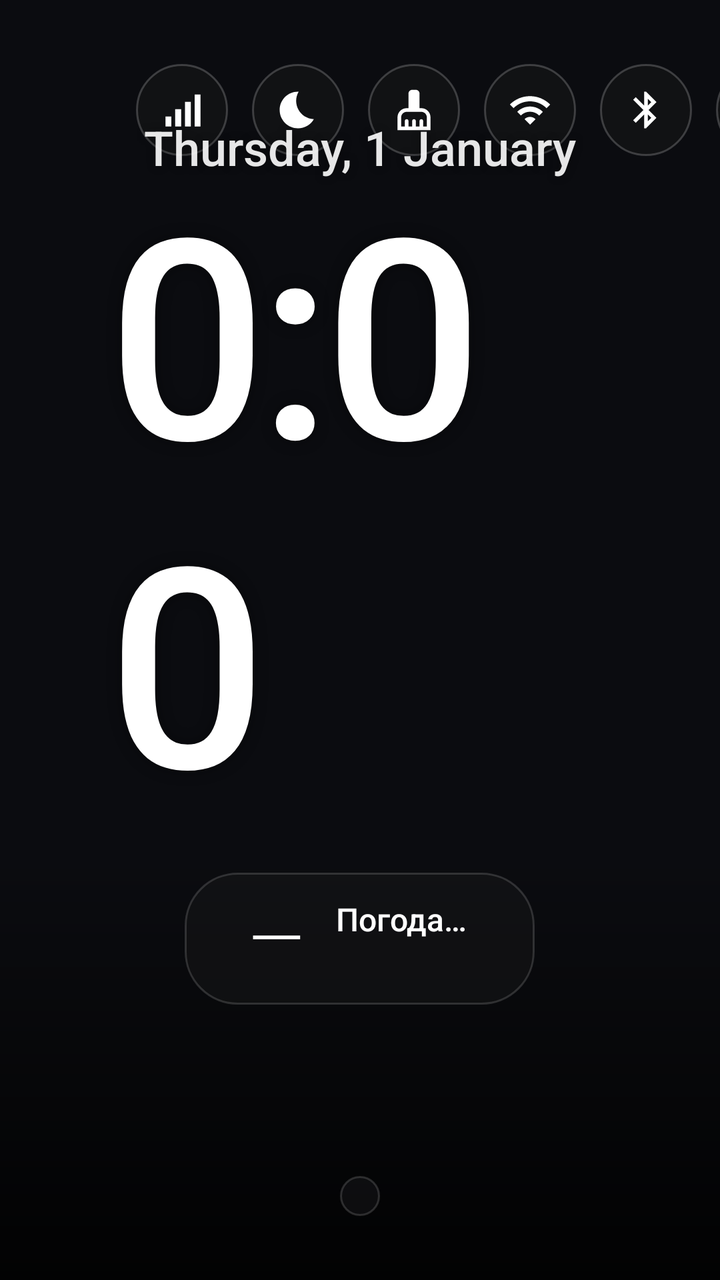
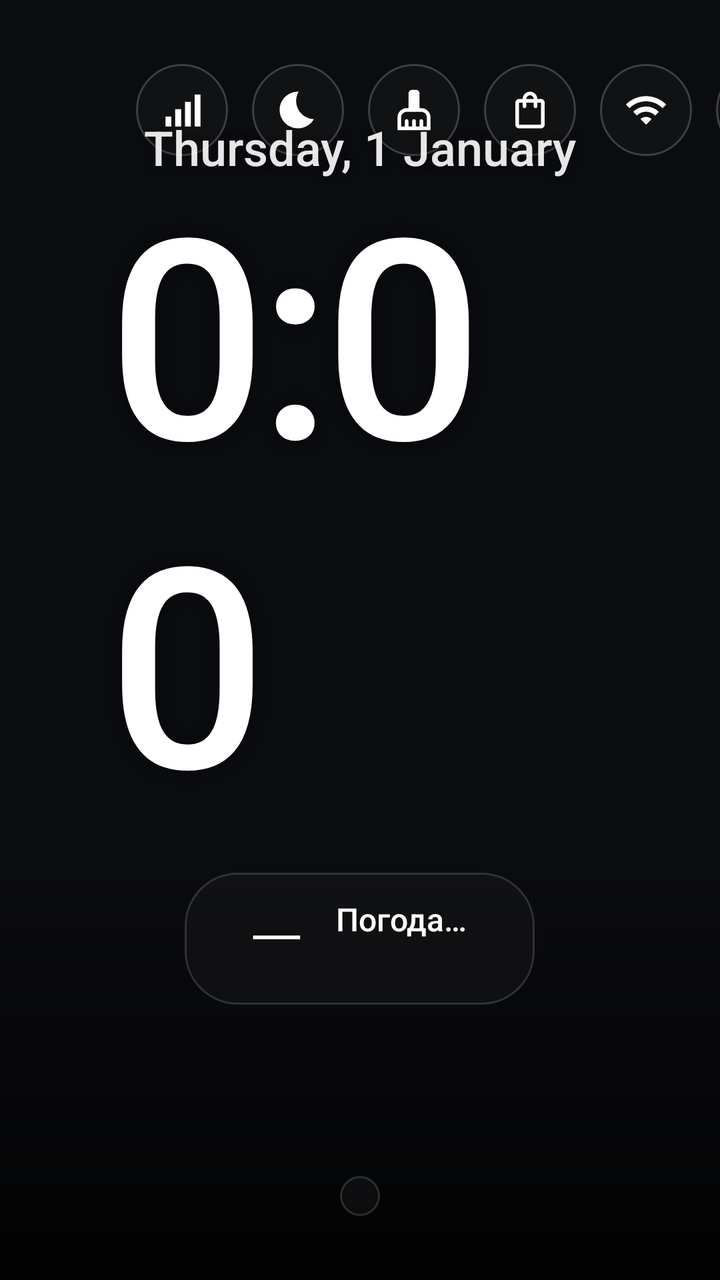

Compare the two renders of this Android layout. The source of the first and the diff that turns it into the second are given below.
<!-- AndroidManifest.xml: application theme AppTheme -->
<!-- res/layout/activity_main.xml -->
<?xml version="1.0" encoding="utf-8"?>
<FrameLayout xmlns:android="http://schemas.android.com/apk/res/android"
    android:layout_width="match_parent"
    android:layout_height="match_parent"
    android:background="@color/bg">

    
    <ImageView
        android:id="@+id/wallpaper"
        android:layout_width="match_parent"
        android:layout_height="match_parent"
        android:alpha="0"
        android:importantForAccessibility="no"
        android:scaleType="centerCrop" />

    
    <View
        android:layout_width="match_parent"
        android:layout_height="220dp"
        android:layout_gravity="bottom"
        android:background="@drawable/scrim_bottom" />

    <FrameLayout
        android:id="@+id/content"
        android:layout_width="match_parent"
        android:layout_height="match_parent"
        android:clipChildren="false"
        android:clipToPadding="false"
        android:paddingStart="56dp"
        android:paddingEnd="56dp"
        android:paddingTop="32dp"
        android:paddingBottom="32dp">

        
        <LinearLayout
            android:layout_width="wrap_content"
            android:layout_height="wrap_content"
            android:layout_gravity="top|end"
            android:clipChildren="false"
            android:gravity="end"
            android:orientation="vertical">

            <LinearLayout
                android:layout_width="wrap_content"
                android:layout_height="wrap_content"
                android:clipChildren="false"
                android:gravity="center_vertical"
                android:orientation="horizontal">

                <TextView
                    android:id="@+id/btn_update"
                    style="@style/Chip"
                    android:drawableStart="@drawable/ic_update"
                    android:drawablePadding="8dp"
                    android:visibility="gone" />

                <ImageView
                    android:id="@+id/btn_vpn"
                    style="@style/Circle"
                    android:contentDescription="@string/vpn"
                    android:src="@drawable/ic_vpn_off"
                    android:visibility="gone" />

                <ImageView
                    android:id="@+id/btn_net"
                    style="@style/Circle"
                    android:contentDescription="@string/net_checking"
                    android:src="@drawable/ic_net"
                    android:tint="@color/chip_text" />

                <ImageView
                    android:id="@+id/btn_sleep"
                    style="@style/Circle"
                    android:contentDescription="@string/sleep"
                    android:src="@drawable/ic_sleep"
                    android:tint="@color/chip_text" />

                <ImageView
                    android:id="@+id/btn_clean"
                    style="@style/Circle"
                    android:contentDescription="@string/clean"
                    android:src="@drawable/ic_clean"
                    android:tint="@color/chip_text" />

                <ImageView
                    android:id="@+id/btn_wifi"
                    style="@style/Circle"
                    android:contentDescription="@string/wifi"
                    android:src="@drawable/ic_wifi"
                    android:tint="@color/chip_text" />

                <ImageView
                    android:id="@+id/btn_bluetooth"
                    style="@style/Circle"
                    android:contentDescription="@string/bluetooth"
                    android:src="@drawable/ic_bluetooth"
                    android:tint="@color/chip_text" />

                <ImageView
                    android:id="@+id/btn_settings"
                    style="@style/Circle"
                    android:contentDescription="@string/settings"
                    android:src="@drawable/ic_settings"
                    android:tint="@color/chip_text" />
            </LinearLayout>

            <TextView
                android:id="@+id/top_hint"
                android:layout_width="wrap_content"
                android:layout_height="wrap_content"
                android:layout_marginTop="8dp"
                android:fontFamily="sans-serif-medium"
                android:shadowColor="#99000000"
                android:shadowRadius="6"
                android:textColor="#F2FFFFFF"
                android:textSize="13sp"
                android:visibility="invisible" />
        </LinearLayout>

        
        <LinearLayout
            android:layout_width="wrap_content"
            android:layout_height="wrap_content"
            android:layout_gravity="center"
            android:layout_marginBottom="40dp"
            android:clipChildren="false"
            android:gravity="center_horizontal"
            android:orientation="vertical">

            <TextClock
                android:id="@+id/date"
                android:layout_width="wrap_content"
                android:layout_height="wrap_content"
                android:fontFamily="sans-serif-medium"
                android:format12Hour="EEEE, d MMMM"
                android:format24Hour="EEEE, d MMMM"
                android:shadowColor="#66000000"
                android:shadowRadius="10"
                android:textColor="#E6FFFFFF"
                android:textSize="24sp" />

            <TextClock
                android:id="@+id/clock"
                android:layout_width="wrap_content"
                android:layout_height="wrap_content"
                android:fontFamily="sans-serif-medium"
                android:format12Hour="H:mm"
                android:format24Hour="H:mm"
                android:includeFontPadding="false"
                android:letterSpacing="-0.03"
                android:shadowColor="#66000000"
                android:shadowRadius="18"
                android:textColor="#FFFFFFFF"
                android:textSize="140sp" />

            
            <LinearLayout
                android:id="@+id/weather_block"
                android:layout_width="wrap_content"
                android:layout_height="wrap_content"
                android:layout_marginTop="18dp"
                android:background="@drawable/glass_card"
                android:clickable="true"
                android:focusable="true"
                android:gravity="center_vertical"
                android:orientation="horizontal"
                android:paddingStart="20dp"
                android:paddingTop="12dp"
                android:paddingEnd="26dp"
                android:paddingBottom="12dp">

                <ImageView
                    android:id="@+id/weather_icon"
                    android:layout_width="44dp"
                    android:layout_height="44dp"
                    android:importantForAccessibility="no"
                    android:visibility="gone" />

                <TextView
                    android:id="@+id/weather_temp"
                    android:layout_width="wrap_content"
                    android:layout_height="wrap_content"
                    android:layout_marginStart="12dp"
                    android:fontFamily="sans-serif-light"
                    android:includeFontPadding="false"
                    android:text="—"
                    android:textColor="#FFFFFFFF"
                    android:textSize="36sp" />

                <LinearLayout
                    android:layout_width="wrap_content"
                    android:layout_height="wrap_content"
                    android:layout_marginStart="16dp"
                    android:orientation="vertical">

                    <LinearLayout
                        android:layout_width="wrap_content"
                        android:layout_height="wrap_content"
                        android:orientation="horizontal">

                        <TextView
                            android:id="@+id/weather_desc"
                            android:layout_width="wrap_content"
                            android:layout_height="wrap_content"
                            android:fontFamily="sans-serif-medium"
                            android:maxLines="1"
                            android:text="@string/weather_loading"
                            android:textColor="#FFFFFFFF"
                            android:textSize="16sp" />

                        <TextView
                            android:id="@+id/weather_city"
                            android:layout_width="wrap_content"
                            android:layout_height="wrap_content"
                            android:layout_marginStart="8dp"
                            android:maxLines="1"
                            android:textColor="#B3FFFFFF"
                            android:textSize="16sp" />
                    </LinearLayout>

                    <TextView
                        android:id="@+id/weather_details"
                        android:layout_width="wrap_content"
                        android:layout_height="wrap_content"
                        android:layout_marginTop="2dp"
                        android:maxLines="1"
                        android:textColor="#B3FFFFFF"
                        android:textSize="13sp" />
                </LinearLayout>
            </LinearLayout>
        </LinearLayout>

        
        <FrameLayout
            android:layout_width="wrap_content"
            android:layout_height="wrap_content"
            android:layout_gravity="bottom|center_horizontal"
            android:background="@drawable/dock_bg"
            android:clipChildren="false"
            android:clipToPadding="false"
            android:padding="10dp">

            <HorizontalScrollView
                android:id="@+id/fav_scroll"
                android:layout_width="wrap_content"
                android:layout_height="wrap_content"
                android:clipChildren="false"
                android:clipToPadding="false"
                android:scrollbars="none">

                <LinearLayout
                    android:id="@+id/fav_row"
                    android:layout_width="wrap_content"
                    android:layout_height="wrap_content"
                    android:clipChildren="false"
                    android:clipToPadding="false"
                    android:orientation="horizontal" />
            </HorizontalScrollView>
        </FrameLayout>
    </FrameLayout>
</FrameLayout>
<!-- resources referenced by this layout -->
<resources>
  <color name="bg">#0B0C10</color>
  <!-- drawable dock_bg (drawable) -->
  <?xml version="1.0" encoding="utf-8"?>
  <shape xmlns:android="http://schemas.android.com/apk/res/android" android:shape="rectangle">
      <solid android:color="#661C1C1E" />
      <stroke android:width="1dp" android:color="#26FFFFFF" />
      <corners android:radius="30dp" />
  </shape>
  <!-- drawable ic_net (drawable) -->
  <?xml version="1.0" encoding="utf-8"?>
  <vector xmlns:android="http://schemas.android.com/apk/res/android"
      android:width="22dp" android:height="22dp"
      android:viewportWidth="24" android:viewportHeight="24">
      <path android:fillColor="#FFFFFFFF"
          android:pathData="M3,15.5h3.2v5.5h-3.2z M8.3,11.5h3.2v9.5h-3.2z M13.6,7.5h3.2v13.5h-3.2z M18.9,3.5h3.2v17.5h-3.2z" />
  </vector>
  <!-- drawable ic_sleep (drawable) -->
  <?xml version="1.0" encoding="utf-8"?>
  <vector xmlns:android="http://schemas.android.com/apk/res/android"
      android:width="22dp" android:height="22dp"
      android:viewportWidth="24" android:viewportHeight="24">
      <path android:fillColor="#FFFFFFFF" android:pathData="M12.34,2.02C6.59,1.82 2,6.42 2,12c0,5.52 4.48,10 10,10c3.71,0 6.93,-2.02 8.66,-5.02C13.15,16.73 8.57,8.55 12.34,2.02z" />
  </vector>
  <!-- drawable ic_wifi (drawable) -->
  <?xml version="1.0" encoding="utf-8"?>
  <vector xmlns:android="http://schemas.android.com/apk/res/android"
      android:width="22dp" android:height="22dp"
      android:viewportWidth="24" android:viewportHeight="24">
      <path android:fillColor="#FFFFFFFF" android:pathData="M1,9l2,2c4.97,-4.97 13.03,-4.97 18,0l2,-2C16.93,2.93 7.08,2.93 1,9zM9,17l3,3 3,-3c-1.65,-1.66 -4.34,-1.66 -6,0zM5,13l2,2c2.76,-2.76 7.24,-2.76 10,0l2,-2C15.14,9.14 8.87,9.14 5,13z" />
  </vector>
  <!-- drawable scrim_bottom (drawable) -->
  <?xml version="1.0" encoding="utf-8"?>
  <shape xmlns:android="http://schemas.android.com/apk/res/android" android:shape="rectangle">
      <gradient
          android:angle="90"
          android:startColor="#D9000000"
          android:endColor="#00000000" />
  </shape>
  <string name="bluetooth">Bluetooth</string>
  <string name="clean">Очистить память</string>
  <string name="net_checking">Проверяю интернет…</string>
  <string name="settings">Настройки</string>
  <string name="sleep">Таймер сна</string>
  <string name="vpn">VPN</string>
  <string name="weather_loading">Погода…</string>
  <string name="wifi">Wi-Fi</string>
  <style name="Circle">
          <item name="android:layout_width">46dp</item>
          <item name="android:layout_height">46dp</item>
          <item name="android:layout_marginStart">12dp</item>
          <item name="android:padding">12dp</item>
          <item name="android:background">@drawable/circle_bg</item>
          <item name="android:focusable">true</item>
          <item name="android:clickable">true</item>
          <item name="android:scaleType">fitCenter</item>
      </style>
  <style name="AppTheme" parent="@android:style/Theme.DeviceDefault.NoActionBar.Fullscreen">
          <item name="android:windowBackground">@color/bg</item>
          <item name="android:colorBackground">@color/bg</item>
          <item name="android:windowShowWallpaper">false</item>
          <item name="android:windowDisablePreview">true</item>
          <item name="android:windowAnimationStyle">@null</item>
      </style>
  <!-- unchanged entries left out for length: 9 -->
</resources>

<!-- the commit's change to res/layout/activity_main.xml (unified diff, before → after) -->
@@ -80,6 +80,13 @@
                     style="@style/Circle"
                     android:contentDescription="@string/clean"
                     android:src="@drawable/ic_clean"
+                    android:tint="@color/chip_text" />
+
+                <ImageView
+                    android:id="@+id/btn_store"
+                    style="@style/Circle"
+                    android:contentDescription="@string/store"
+                    android:src="@drawable/ic_store"
                     android:tint="@color/chip_text" />
 
                 <ImageView
<!-- resource entries referenced after the edit -->
@@ -23,6 +23,14 @@
       android:viewportWidth="24" android:viewportHeight="24">
       <path android:fillColor="#FFFFFFFF" android:pathData="M12.34,2.02C6.59,1.82 2,6.42 2,12c0,5.52 4.48,10 10,10c3.71,0 6.93,-2.02 8.66,-5.02C13.15,16.73 8.57,8.55 12.34,2.02z" />
   </vector>
+  <!-- drawable ic_store (drawable) -->
+  <?xml version="1.0" encoding="utf-8"?>
+  <vector xmlns:android="http://schemas.android.com/apk/res/android"
+      android:width="22dp" android:height="22dp"
+      android:viewportWidth="24" android:viewportHeight="24">
+      <path android:fillColor="#FFFFFFFF"
+          android:pathData="M18,6h-2c0,-2.21 -1.79,-4 -4,-4S8,3.79 8,6H6c-1.1,0 -2,0.9 -2,2v12c0,1.1 0.9,2 2,2h12c1.1,0 2,-0.9 2,-2V8C20,6.9 19.1,6 18,6zM12,4c1.1,0 2,0.9 2,2h-4C10,4.9 10.9,4 12,4zM18,20H6V8h2v2c0,0.55 0.45,1 1,1s1,-0.45 1,-1V8h4v2c0,0.55 0.45,1 1,1s1,-0.45 1,-1V8h2V20z" />
+  </vector>
   <!-- drawable ic_wifi (drawable) -->
   <?xml version="1.0" encoding="utf-8"?>
   <vector xmlns:android="http://schemas.android.com/apk/res/android"
@@ -43,6 +51,7 @@
   <string name="net_checking">Проверяю интернет…</string>
   <string name="settings">Настройки</string>
   <string name="sleep">Таймер сна</string>
+  <string name="store">Google Play</string>
   <string name="vpn">VPN</string>
   <string name="weather_loading">Погода…</string>
   <string name="wifi">Wi-Fi</string>
